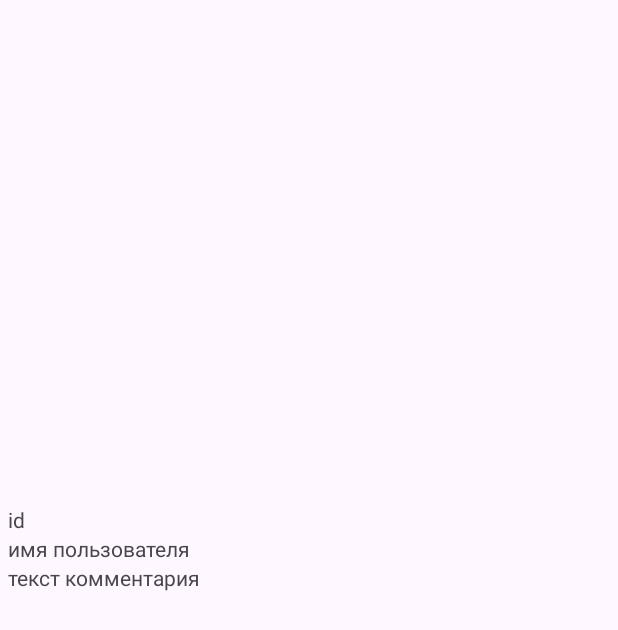
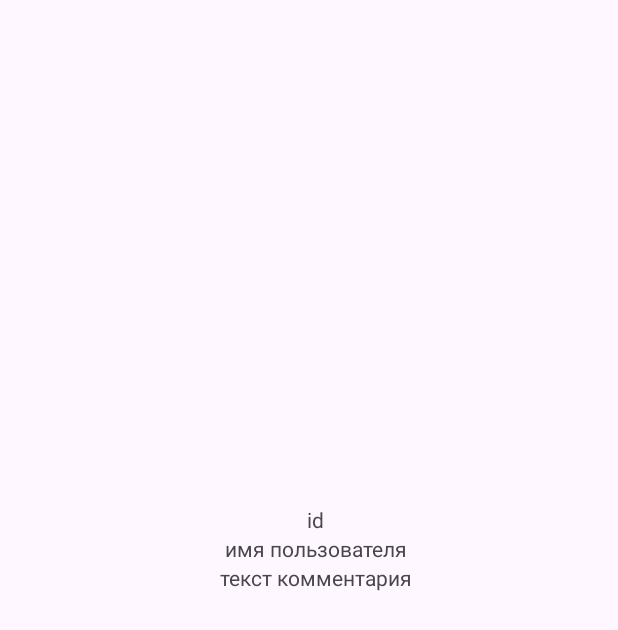
Before and after one commit to DANIELFEDOROVll/Data, an Android app: the layout fragment_second.xml on its own in the app's theme, with its tools: preview values and no code run, on a phone screen of 412 x 824 dp. Shown: the top 630 px of the screen. Run offline under Robolectric (Android 15) with nearby library versions, the phone set to English and light mode, and no system bars; network calls fail.

```diff
--- a/app/src/main/java/com/example/appforretrofit/Fragmets/SecondFragment.kt
+++ b/app/src/main/java/com/example/appforretrofit/Fragmets/SecondFragment.kt
@@ -5,7 +5,9 @@ import androidx.fragment.app.Fragment
 import android.view.LayoutInflater
 import android.view.View
 import android.view.ViewGroup
+import androidx.lifecycle.ViewModelProvider
 import com.example.appforretrofit.R
+import com.example.appforretrofit.Vmodel
 import com.example.appforretrofit.databinding.FragmentSecondBinding
 
 
@@ -15,7 +17,11 @@ class SecondFragment : Fragment(R.layout.fragment_second) {
         super.onViewCreated(view, savedInstanceState)
         bd = FragmentSecondBinding.bind(view)
 
+        var sharedModel = ViewModelProvider(requireActivity()).get(Vmodel::class.java)
 
+        bd?.textID?.text = "id: " + sharedModel.com?.id.toString()
+        bd?.textUSERNAME?.text = "username: "+ sharedModel.com?.username.toString()
+        bd?.textBODY?.text = "text of comment: " + sharedModel.com?.body.toString()
     }
 
 
--- a/app/src/main/java/com/example/appforretrofit/Vmodel.kt
+++ b/app/src/main/java/com/example/appforretrofit/Vmodel.kt
@@ -1,6 +1,8 @@
 package com.example.appforretrofit
 
 import androidx.lifecycle.ViewModel
+import com.example.appforretrofit.Fragmets.Com
 
 class Vmodel: ViewModel() {
+    var com: Com? = null
 }
--- a/app/src/main/res/layout/fragment_second.xml
+++ b/app/src/main/res/layout/fragment_second.xml
@@ -18,22 +18,25 @@
         android:orientation="vertical">
 
         <TextView
-            android:id="@+id/textView"
+            android:id="@+id/textID"
             android:layout_width="match_parent"
             android:layout_height="wrap_content"
-            android:text="id" />
+            android:text="id"
+            android:textAlignment="center"/>
 
         <TextView
-            android:id="@+id/textView3"
+            android:id="@+id/textUSERNAME"
             android:layout_width="match_parent"
             android:layout_height="wrap_content"
-            android:text="имя пользователя" />
+            android:text="имя пользователя"
+            android:textAlignment="center"/>
 
         <TextView
-            android:id="@+id/textView2"
+            android:id="@+id/textBODY"
             android:layout_width="match_parent"
             android:layout_height="wrap_content"
-            android:text="текст комментария" />
+            android:text="текст комментария"
+            android:textAlignment="center"/>
 
     </LinearLayout>
 </FrameLayout>
```
Also changed, not shown: app/src/main/java/com/example/appforretrofit/Fragmets/NewFragment.kt (+8 -0 lines).
